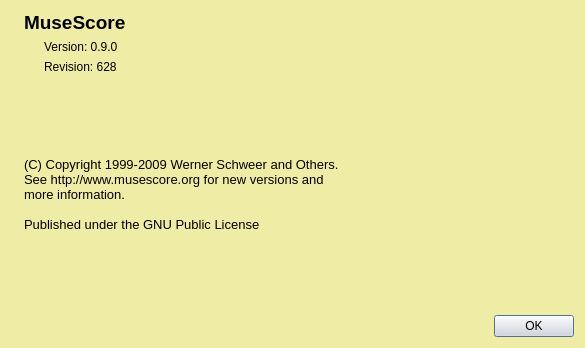
Old version of the form mscore/mscore/aboutbox.ui in the repository musescore/musescore-old.
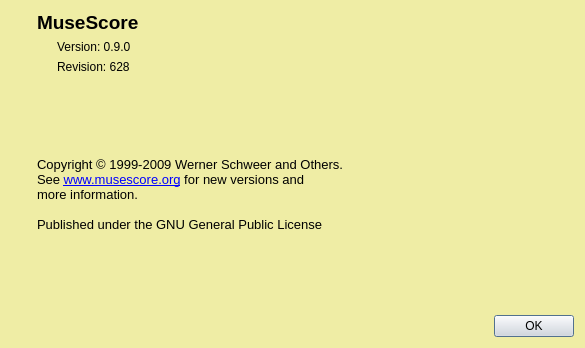
New version of the form. Icons and pictures are not drawn.

Commit message: - restore bass clef and octave transpositions for piccolo, bass flute, contrabasson, contrabass(es), and all bass guitars - fix MIDI number for bass guitar and add acoustic bass - renamed "slashStyle" as "no stem" in staff properties (UI only)

Patch:
```diff
--- a/mscore/mscore/aboutbox.ui
+++ b/mscore/mscore/aboutbox.ui
@@ -491,26 +491,43 @@
    <item>
     <layout class="QHBoxLayout" >
      <item>
-      <widget class="QLabel" name="museIcon" >
-       <property name="sizePolicy" >
-        <sizepolicy vsizetype="Preferred" hsizetype="Fixed" >
-         <horstretch>0</horstretch>
-         <verstretch>0</verstretch>
-        </sizepolicy>
-       </property>
-       <property name="text" >
-        <string/>
-       </property>
-       <property name="textFormat" >
-        <enum>Qt::PlainText</enum>
-       </property>
-       <property name="pixmap" >
-        <pixmap resource="mscore.qrc" >:/data/mscore.png</pixmap>
-       </property>
-       <property name="margin" >
-        <number>20</number>
-       </property>
-      </widget>
+      <layout class="QVBoxLayout" name="verticalLayout_3">
+       <item>
+        <widget class="QLabel" name="museIcon">
+         <property name="sizePolicy">
+          <sizepolicy hsizetype="Fixed" vsizetype="Preferred">
+           <horstretch>0</horstretch>
+           <verstretch>0</verstretch>
+          </sizepolicy>
+         </property>
+         <property name="text">
+          <string/>
+         </property>
+         <property name="textFormat">
+          <enum>Qt::PlainText</enum>
+         </property>
+         <property name="pixmap">
+          <pixmap resource="mscore.qrc">:/data/mscore.png</pixmap>
+         </property>
+         <property name="margin">
+          <number>20</number>
+         </property>
+        </widget>
+       </item>
+       <item>
+        <spacer name="verticalSpacer">
+         <property name="orientation">
+          <enum>Qt::Vertical</enum>
+         </property>
+         <property name="sizeHint" stdset="0">
+          <size>
+           <width>20</width>
+           <height>40</height>
+          </size>
+         </property>
+        </spacer>
+       </item>
+      </layout>
      </item>
      <item>
       <layout class="QVBoxLayout" >
@@ -559,16 +576,16 @@
            <verstretch>0</verstretch>
           </sizepolicy>
          </property>
-         <property name="text" >
-          <string>&lt;!DOCTYPE HTML PUBLIC "-//W3C//DTD HTML 4.0//EN" "http://www.w3.org/TR/REC-html40/strict.dtd">
-&lt;html>&lt;head>&lt;meta name="qrichtext" content="1" />&lt;style type="text/css">
+         <property name="text">
+          <string>&lt;!DOCTYPE HTML PUBLIC &quot;-//W3C//DTD HTML 4.0//EN&quot; &quot;http://www.w3.org/TR/REC-html40/strict.dtd&quot;&gt;
+&lt;html&gt;&lt;head&gt;&lt;meta name=&quot;qrichtext&quot; content=&quot;1&quot; /&gt;&lt;style type=&quot;text/css&quot;&gt;
 p, li { white-space: pre-wrap; }
-&lt;/style>&lt;/head>&lt;body style=" font-family:'DejaVu Sans'; font-size:9pt; font-weight:400; font-style:normal;">
-&lt;p style=" margin-top:0px; margin-bottom:0px; margin-left:0px; margin-right:0px; -qt-block-indent:0; text-indent:0px; font-family:'Arial'; font-size:14pt; font-weight:600;">&lt;span style=" font-size:10pt; font-weight:400;">(C) Copyright 1999-2009 Werner Schweer and Others. &lt;/span>&lt;/p>
-&lt;p style=" margin-top:0px; margin-bottom:0px; margin-left:0px; margin-right:0px; -qt-block-indent:0; text-indent:0px; font-family:'Arial'; font-size:10pt;">See http://www.musescore.org for new versions and&lt;/p>
-&lt;p style=" margin-top:0px; margin-bottom:0px; margin-left:0px; margin-right:0px; -qt-block-indent:0; text-indent:0px; font-family:'Arial'; font-size:10pt;">more information.&lt;/p>
-&lt;p style="-qt-paragraph-type:empty; margin-top:0px; margin-bottom:0px; margin-left:0px; margin-right:0px; -qt-block-indent:0; text-indent:0px; font-family:'Arial'; font-size:10pt;">&lt;/p>
-&lt;p style=" margin-top:0px; margin-bottom:0px; margin-left:0px; margin-right:0px; -qt-block-indent:0; text-indent:0px; font-family:'Arial'; font-size:10pt;">Published under the GNU Public License&lt;/p>&lt;/body>&lt;/html></string>
+&lt;/style&gt;&lt;/head&gt;&lt;body style=&quot; font-family:'MS Shell Dlg 2'; font-size:8.25pt; font-weight:400; font-style:normal;&quot;&gt;
+&lt;p style=&quot; margin-top:0px; margin-bottom:0px; margin-left:0px; margin-right:0px; -qt-block-indent:0; text-indent:0px;&quot;&gt;&lt;span style=&quot; font-family:'Arial'; font-size:10pt;&quot;&gt;Copyright &lt;/span&gt;&lt;span style=&quot; font-size:10pt;&quot;&gt;©&lt;/span&gt;&lt;span style=&quot; font-family:'Arial'; font-size:10pt;&quot;&gt; 1999-2009 Werner Schweer and Others. &lt;/span&gt;&lt;/p&gt;
+&lt;p style=&quot; margin-top:0px; margin-bottom:0px; margin-left:0px; margin-right:0px; -qt-block-indent:0; text-indent:0px;&quot;&gt;&lt;span style=&quot; font-family:'Arial'; font-size:10pt;&quot;&gt;See &lt;/span&gt;&lt;a href=&quot;http://www.musescore.org/&quot;&gt;&lt;span style=&quot; font-size:10pt; text-decoration: underline; color:#0000ff;&quot;&gt;www.musescore.org&lt;/span&gt;&lt;/a&gt;&lt;span style=&quot; font-family:'Arial'; font-size:10pt;&quot;&gt; for new versions and&lt;/span&gt;&lt;/p&gt;
+&lt;p style=&quot; margin-top:0px; margin-bottom:0px; margin-left:0px; margin-right:0px; -qt-block-indent:0; text-indent:0px;&quot;&gt;&lt;span style=&quot; font-family:'Arial'; font-size:10pt;&quot;&gt;more information.&lt;/span&gt;&lt;/p&gt;
+&lt;p style=&quot;-qt-paragraph-type:empty; margin-top:0px; margin-bottom:0px; margin-left:0px; margin-right:0px; -qt-block-indent:0; text-indent:0px; font-family:'Arial'; font-size:10pt;&quot;&gt;&lt;/p&gt;
+&lt;p style=&quot; margin-top:0px; margin-bottom:0px; margin-left:0px; margin-right:0px; -qt-block-indent:0; text-indent:0px;&quot;&gt;&lt;span style=&quot; font-family:'Arial'; font-size:10pt;&quot;&gt;Published under the GNU General Public License&lt;/span&gt;&lt;/p&gt;&lt;/body&gt;&lt;/html&gt;</string>
          </property>
          <property name="wordWrap" >
           <bool>false</bool>
@@ -588,7 +605,7 @@
    </item>
   </layout>
  </widget>
- <layoutdefault spacing="6" margin="11" />
+ <layoutdefault spacing="6" margin="11"/>
  <resources>
   <include location="mscore.qrc" />
  </resources>
```
Left out of the diff: 365 changed lines with no effect on the pictures. The commit also changes 8 other files.
